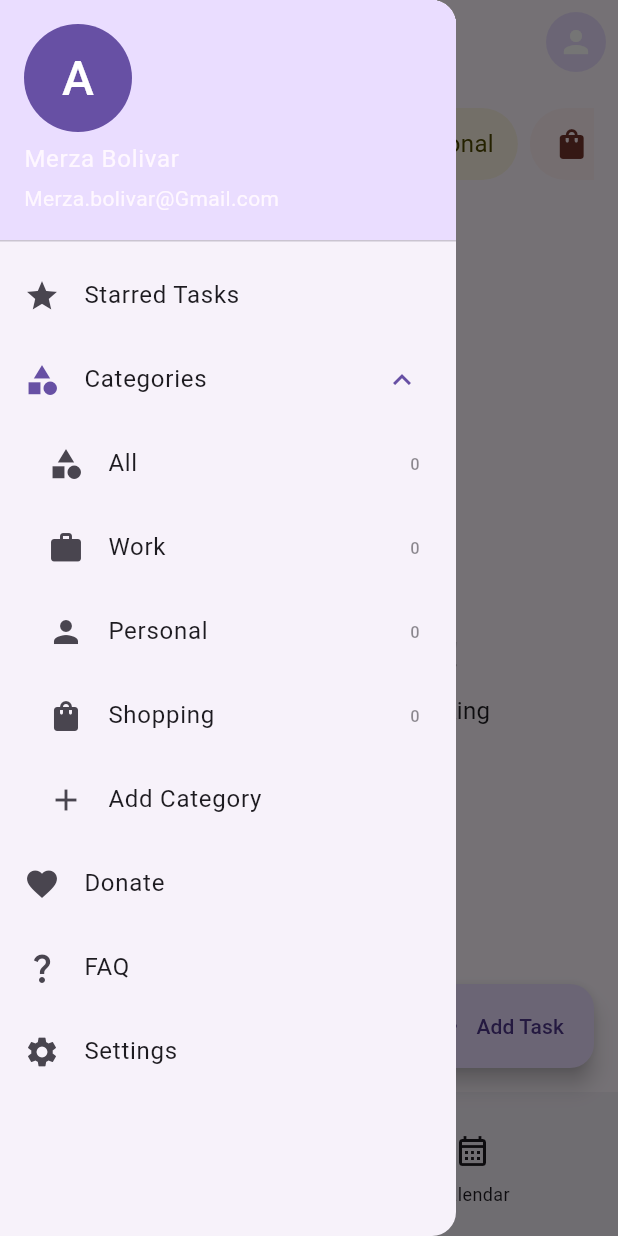
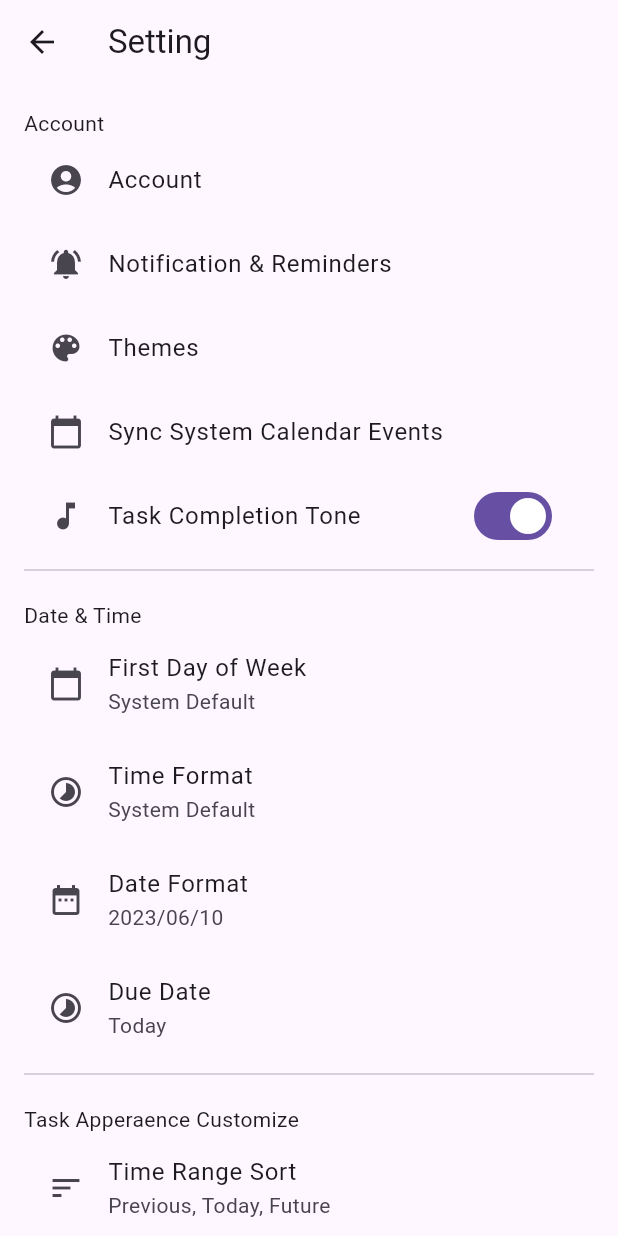
Before and after one commit to HexaRy0/todo_app, a Flutter app: the screen it shows after launch, in the side drawer, after a tap on "Settings", on a phone screen of 412 x 824 dp. Run offline on Flutter 3.47's test engine with Material 2 defaults, Android fonts, the phone set to English and light mode, and no system bars; drawn by our look-alikes of dynamic_color; our stand-ins replace flutter_form_builder, flutter_riverpod, flutter_slidable, riverpod, table_calendar; missing offline and left inert: flutter_iconpicker, form_builder_extra_fields.

Commit message:
feat: add settings screen

```diff
--- a/lib/screens/home/home.dart
+++ b/lib/screens/home/home.dart
@@ -6,6 +6,7 @@ import 'package:todo_app/providers/task_provider.dart';
 import 'package:todo_app/screens/add_task/add_task.dart';
 import 'package:todo_app/screens/calendar/calendar.dart';
 import 'package:todo_app/screens/manage_categories/manage_categories.dart';
+import 'package:todo_app/screens/setting/setting.dart';
 import 'package:todo_app/screens/starred_task/starred_task.dart';
 import 'package:todo_app/screens/task_list/task_list.dart';
 import 'package:todo_app/widgets/category_setting_dialog.dart';
@@ -210,7 +211,13 @@ class _HomeScreenState extends ConsumerState<HomeScreen> {
                 title: const Text('FAQ'),
               ),
               ListTile(
-                onTap: () {},
+                onTap: () {
+                  Navigator.of(context).push(
+                    MaterialPageRoute(
+                      builder: (context) => const SettingsScreen(),
+                    ),
+                  );
+                },
                 leading: const Icon(Icons.settings),
                 title: const Text('Settings'),
               ),
--- /dev/null
+++ b/lib/screens/setting/setting.dart
@@ -0,0 +1,137 @@
+import 'package:flutter/material.dart';
+
+class SettingsScreen extends StatefulWidget {
+  const SettingsScreen({super.key});
+
+  @override
+  State<SettingsScreen> createState() => _SettingsScreenState();
+}
+
+class _SettingsScreenState extends State<SettingsScreen> {
+  @override
+  Widget build(BuildContext context) {
+    return Scaffold(
+      appBar: AppBar(
+        title: const Text('Setting'),
+      ),
+      body: SingleChildScrollView(
+        child: Padding(
+          padding: const EdgeInsets.all(16.0),
+          child: Column(
+            crossAxisAlignment: CrossAxisAlignment.start,
+            children: [
+              const Text("Account"),
+              ListTile(
+                title: const Text('Account'),
+                leading: const Icon(Icons.account_circle),
+                onTap: () {},
+              ),
+              ListTile(
+                title: const Text('Notification & Reminders'),
+                leading: const Icon(Icons.notifications_active),
+                onTap: () {},
+              ),
+              ListTile(
+                title: const Text('Themes'),
+                leading: const Icon(Icons.color_lens),
+                onTap: () {},
+              ),
+              ListTile(
+                title: const Text('Sync System Calendar Events'),
+                leading: const Icon(Icons.calendar_today),
+                onTap: () {},
+              ),
+              ListTile(
+                title: const Text('Task Completion Tone'),
+                leading: const Icon(Icons.music_note),
+                trailing: Switch(value: true, onChanged: (value) {}),
+                onTap: () {},
+              ),
+              const Divider(),
+              const SizedBox(
+                height: 12,
+              ),
+              const Text("Date & Time"),
+              ListTile(
+                title: const Text('First Day of Week'),
+                subtitle: const Text("System Default"),
+                leading: const Icon(Icons.calendar_today),
+                onTap: () {},
+              ),
+              ListTile(
+                title: const Text('Time Format'),
+                subtitle: const Text("System Default"),
+                leading: const Icon(Icons.timelapse),
+                onTap: () {},
+              ),
+              ListTile(
+                title: const Text('Date Format'),
+                subtitle: const Text("2023/06/10"),
+                leading: const Icon(Icons.date_range),
+                onTap: () {},
+              ),
+              ListTile(
+                title: const Text('Due Date'),
+                subtitle: const Text("Today"),
+                leading: const Icon(Icons.timelapse),
+                onTap: () {},
+              ),
+              const Divider(),
+              const SizedBox(
+                height: 12,
+              ),
+              const Text("Task Apperaence Customize"),
+              ListTile(
+                title: const Text('Time Range Sort'),
+                subtitle: const Text("Previous, Today, Future"),
+                leading: const Icon(Icons.sort),
+                onTap: () {},
+              ),
+              const Divider(),
+              const SizedBox(
+                height: 12,
+              ),
+              const Text("About"),
+              ListTile(
+                title: const Text('Language'),
+                leading: const Icon(Icons.language),
+                onTap: () {},
+              ),
+              ListTile(
+                title: const Text('Help Us Translate'),
+                leading: const Icon(Icons.translate),
+                onTap: () {},
+              ),
+              ListTile(
+                title: const Text('Rate Us'),
+                leading: const Icon(Icons.star),
+                onTap: () {},
+              ),
+              ListTile(
+                title: const Text('Share App'),
+                leading: const Icon(Icons.share),
+                onTap: () {},
+              ),
+              ListTile(
+                title: const Text('Feedback'),
+                leading: const Icon(Icons.feedback),
+                onTap: () {},
+              ),
+              ListTile(
+                title: const Text('Privacy Policy'),
+                leading: const Icon(Icons.privacy_tip),
+                onTap: () {},
+              ),
+              ListTile(
+                title: const Text('Version: 1.0.0'),
+                leading: const Icon(Icons.info),
+                onTap: () {},
+              ),
+              const Divider(),
+            ],
+          ),
+        ),
+      ),
+    );
+  }
+}
```
